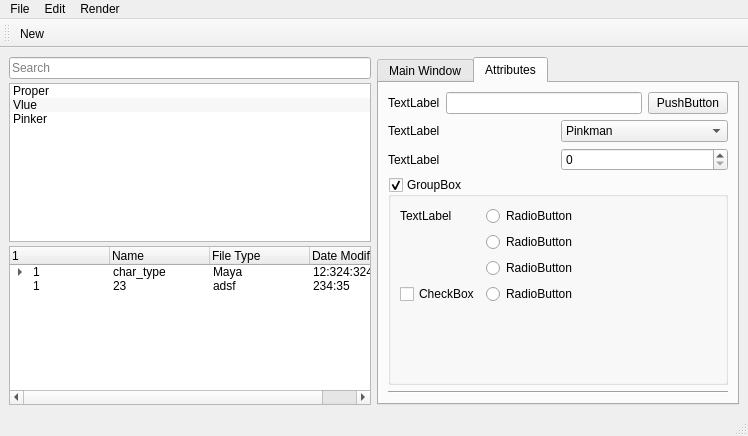
Old version of the form app/ui/mainwindow.ui in the repository deepakxyz/qt-resources.
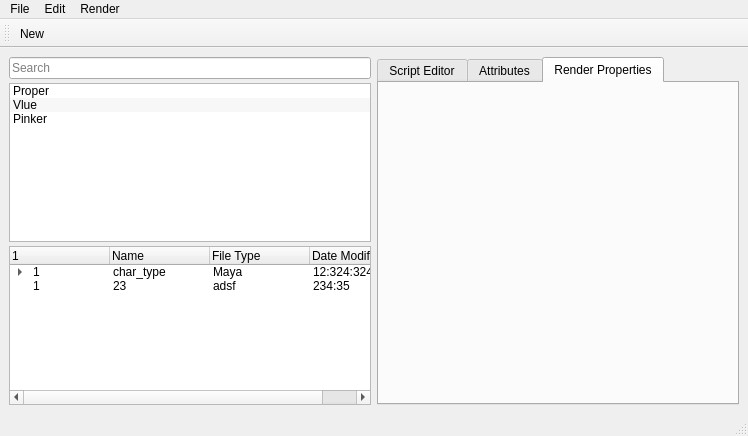
New version of the form.

Commit message: collapsable widget

Patch:
```diff
--- a/app/ui/mainwindow.ui
+++ b/app/ui/mainwindow.ui
@@ -135,14 +135,14 @@
        <string notr="true"/>
       </property>
       <property name="currentIndex">
-       <number>1</number>
+       <number>2</number>
       </property>
       <property name="movable">
        <bool>false</bool>
       </property>
       <widget class="QWidget" name="tab_7">
        <attribute name="title">
-        <string>Main Window</string>
+        <string>Script Editor</string>
        </attribute>
        <layout class="QVBoxLayout" name="verticalLayout_2">
         <item>
@@ -290,6 +290,45 @@
         </item>
        </layout>
       </widget>
+      <widget class="QWidget" name="tab">
+       <attribute name="title">
+        <string>Render Properties</string>
+       </attribute>
+       <layout class="QVBoxLayout" name="verticalLayout_3">
+        <property name="leftMargin">
+         <number>0</number>
+        </property>
+        <property name="topMargin">
+         <number>0</number>
+        </property>
+        <property name="rightMargin">
+         <number>0</number>
+        </property>
+        <property name="bottomMargin">
+         <number>0</number>
+        </property>
+        <item>
+         <layout class="QVBoxLayout" name="pageLayout">
+          <property name="spacing">
+           <number>0</number>
+          </property>
+         </layout>
+        </item>
+        <item>
+         <spacer name="verticalSpacer">
+          <property name="orientation">
+           <enum>Qt::Vertical</enum>
+          </property>
+          <property name="sizeHint" stdset="0">
+           <size>
+            <width>20</width>
+            <height>40</height>
+           </size>
+          </property>
+         </spacer>
+        </item>
+       </layout>
+      </widget>
      </widget>
     </item>
    </layout>
```
Left out of the diff: 37 changed lines with no effect on the pictures. The commit also changes 6 other files.
